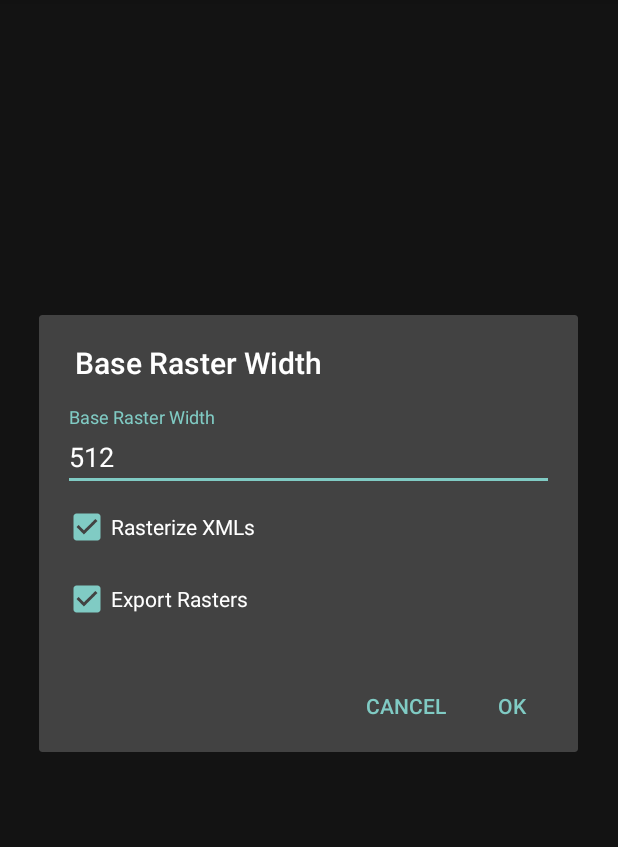
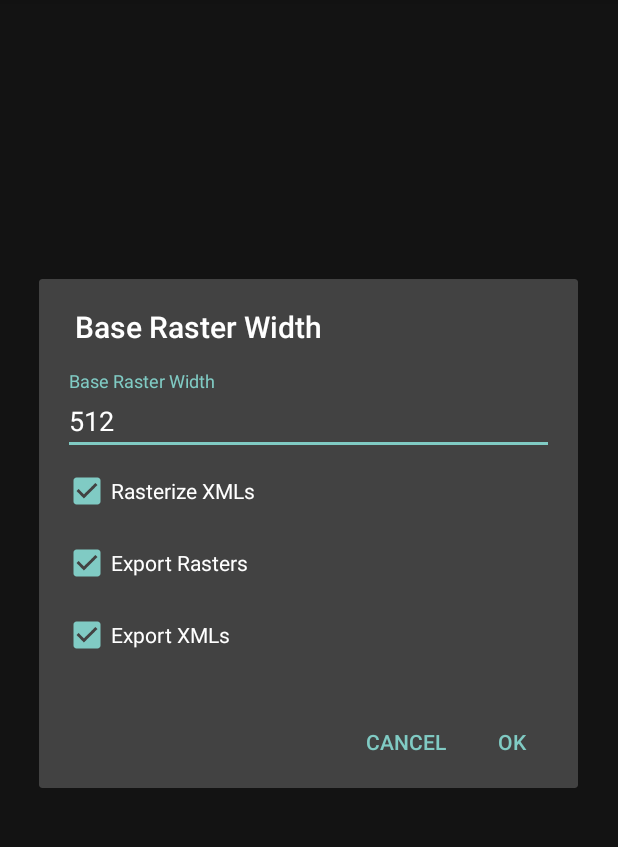
Before and after one commit to zacharee/SPRViewer, an Android app: the DrawableListActivity screen opened directly, with no data from a screen before it, after a tap on "SAVE ALL", on a phone screen of 412 x 824 dp, the part 84-931 px from its top. Run offline under Robolectric (Android 15) with nearby library versions, the phone set to English and light mode, and no system bars; our stand-ins replace Picasso; libraries missing offline, so code that uses them is left out: ar.com.hjg, com.hmomeni.progresscircula, net.dongliu.apk; plain views replace ProgressCircula; pictures from the network do not load; 2 statements that could not run were skipped.

Commit message:
Add option to skip exporting XMLs

```diff
--- a/app/src/main/java/tk/zwander/sprviewer/ui/activities/DrawableListActivity.kt
+++ b/app/src/main/java/tk/zwander/sprviewer/ui/activities/DrawableListActivity.kt
@@ -87,8 +87,8 @@ class DrawableListActivity : BaseActivity<DrawableListAdapter>(), CoroutineScope
         menuInflater.inflate(R.menu.batch, menu)
 
         menu.findItem(R.id.all).setOnMenuItemClickListener {
-            BaseDimensionInputDialog(this) { dimen, rasterizeXmls, exportRasters ->
-                handleBatchExport(dimen, rasterizeXmls, exportRasters)
+            BaseDimensionInputDialog(this) { dimen, rasterizeXmls, exportRasters, exportXmls ->
+                handleBatchExport(dimen, rasterizeXmls, exportRasters, exportXmls)
             }.show()
 
             true
@@ -97,7 +97,12 @@ class DrawableListActivity : BaseActivity<DrawableListAdapter>(), CoroutineScope
         return super.onCreateOptionsMenu(menu)
     }
 
-    private fun handleBatchExport(dimen: Int, rasterizeXmls: Boolean, exportRasters: Boolean) = launch {
+    private fun handleBatchExport(
+        dimen: Int,
+        rasterizeXmls: Boolean,
+        exportRasters: Boolean,
+        exportXmls: Boolean
+    ) = launch {
         val items = adapter.allItemsCopy
         val dialog = CircularProgressDialog(this@DrawableListActivity, items.size)
         val d = dialog.show()
@@ -235,7 +240,7 @@ class DrawableListActivity : BaseActivity<DrawableListAdapter>(), CoroutineScope
                     loaded.recycle()
                 }
 
-                if (drawableXml != null) {
+                if (exportXmls && drawableXml != null) {
                     val target = File(dir, "${drawableData.name}.xml")
 
                     launch {
--- a/app/src/main/java/tk/zwander/sprviewer/views/BaseDimensionInputDialog.kt
+++ b/app/src/main/java/tk/zwander/sprviewer/views/BaseDimensionInputDialog.kt
@@ -8,7 +8,7 @@ import tk.zwander.sprviewer.R
 
 class BaseDimensionInputDialog(
     context: Context,
-    okListener: (dimen: Int, rasterizeXmls: Boolean, exportRasters: Boolean) -> Unit
+    okListener: (dimen: Int, rasterizeXmls: Boolean, exportRasters: Boolean, exportXmls: Boolean) -> Unit
 ) : AlertDialog.Builder(context) {
     init {
         val view = LayoutInflater.from(context).inflate(R.layout.pixel_input, null)
@@ -19,7 +19,8 @@ class BaseDimensionInputDialog(
             okListener(
                 view.pixel_text.text?.toString()?.toInt() ?: 512,
                 view.rasterize_xmls.isChecked,
-                view.export_rasters.isChecked
+                view.export_rasters.isChecked,
+                view.export_xmls.isChecked
             )
         }
 
--- a/app/src/main/res/layout/pixel_input.xml
+++ b/app/src/main/res/layout/pixel_input.xml
@@ -37,4 +37,12 @@
         android:text="@string/export_rasters"
         />
 
+    <CheckBox
+        android:id="@+id/export_xmls"
+        android:layout_width="match_parent"
+        android:layout_height="?android:listPreferredItemHeightSmall"
+        android:checked="true"
+        android:text="@string/export_xmls"
+        />
+
 </LinearLayout>
--- a/app/src/main/res/values/strings.xml
+++ b/app/src/main/res/values/strings.xml
@@ -10,6 +10,7 @@
     <string name="base_raster_width">Base Raster Width</string>
     <string name="rasterize_xmls">Rasterize XMLs</string>
     <string name="export_rasters">Export Rasters</string>
+    <string name="export_xmls">Export XMLs</string>
 
     <string name="load_image_error">Unable to load image</string>
     <string name="enter_dimensions">Enter export dimensions</string>
```
